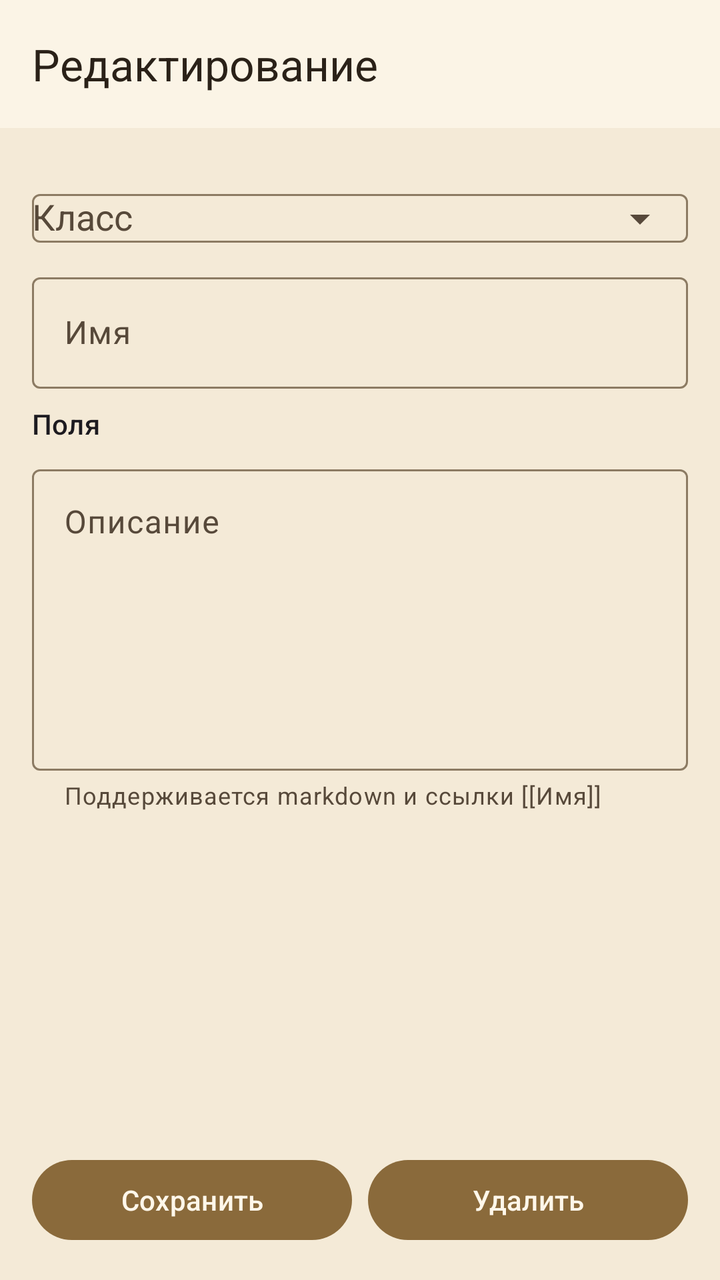
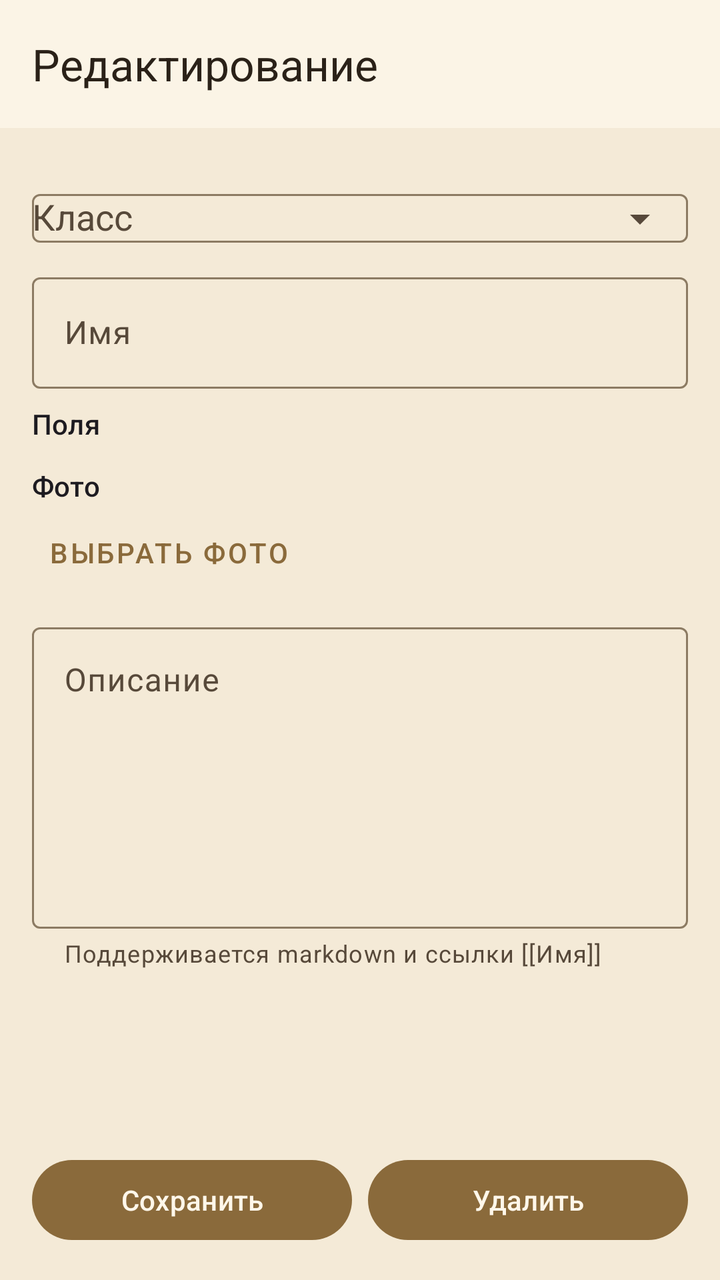

Two renders of the same Android screen: before a commit and after it. Below are the layout's source before the change and the commit's diff.
<!-- AndroidManifest.xml: application theme Theme.DnDMemory -->
<!-- res/layout/activity_entity_edit.xml -->
<?xml version="1.0" encoding="utf-8"?>
<LinearLayout xmlns:android="http://schemas.android.com/apk/res/android"
    xmlns:app="http://schemas.android.com/apk/res-auto"
    android:layout_width="match_parent"
    android:layout_height="match_parent"
    android:orientation="vertical">

    <com.google.android.material.appbar.MaterialToolbar
        style="@style/Widget.DnDMemory.Toolbar"
        android:id="@+id/entity_edit_toolbar"
        android:layout_width="match_parent"
        android:layout_height="?attr/actionBarSize"
        app:title="@string/entity_edit_title_edit" />

    <androidx.core.widget.NestedScrollView
        android:layout_width="match_parent"
        android:layout_height="0dp"
        android:layout_weight="1">

        <LinearLayout
            android:layout_width="match_parent"
            android:layout_height="wrap_content"
            android:orientation="vertical"
            android:padding="16dp">

            <com.google.android.material.textfield.TextInputLayout
                android:id="@+id/entity_edit_type_group"
                android:layout_width="match_parent"
                android:layout_height="wrap_content"
                android:hint="@string/entity_edit_type"
                app:endIconMode="dropdown_menu">

                <com.google.android.material.textfield.MaterialAutoCompleteTextView
                    android:id="@+id/entity_edit_type"
                    android:layout_width="match_parent"
                    android:layout_height="wrap_content"
                    android:inputType="none" />
            </com.google.android.material.textfield.TextInputLayout>

            <com.google.android.material.textfield.TextInputLayout
                android:layout_width="match_parent"
                android:layout_height="wrap_content"
                android:hint="@string/entity_edit_name">

                <com.google.android.material.textfield.TextInputEditText
                    android:id="@+id/entity_edit_name_input"
                    android:layout_width="match_parent"
                    android:layout_height="wrap_content"
                    android:inputType="textCapSentences"
                    android:maxLines="1" />
            </com.google.android.material.textfield.TextInputLayout>

            <TextView
                android:id="@+id/entity_edit_fields_title"
                android:layout_width="match_parent"
                android:layout_height="wrap_content"
                android:layout_marginTop="8dp"
                android:text="@string/entity_detail_fields"
                android:textAppearance="?attr/textAppearanceTitleSmall" />

            
            <com.google.android.material.textfield.TextInputLayout
                android:id="@+id/entity_edit_race_group"
                android:layout_width="match_parent"
                android:layout_height="wrap_content"
                android:hint="@string/attr_race"
                android:visibility="gone">

                <com.google.android.material.textfield.TextInputEditText
                    android:id="@+id/entity_edit_race_input"
                    android:layout_width="match_parent"
                    android:layout_height="wrap_content"
                    android:inputType="textCapSentences"
                    android:maxLines="1" />
            </com.google.android.material.textfield.TextInputLayout>

            
            <com.google.android.material.textfield.TextInputLayout
                android:id="@+id/entity_edit_klass_group"
                android:layout_width="match_parent"
                android:layout_height="wrap_content"
                android:hint="@string/attr_klass"
                android:visibility="gone">

                <com.google.android.material.textfield.TextInputEditText
                    android:id="@+id/entity_edit_klass_input"
                    android:layout_width="match_parent"
                    android:layout_height="wrap_content"
                    android:inputType="textCapSentences"
                    android:maxLines="1" />
            </com.google.android.material.textfield.TextInputLayout>

            <com.google.android.material.textfield.TextInputLayout
                android:id="@+id/entity_edit_player_group"
                android:layout_width="match_parent"
                android:layout_height="wrap_content"
                android:hint="@string/attr_player_name"
                android:visibility="gone"
                app:endIconMode="dropdown_menu">

                <com.google.android.material.textfield.MaterialAutoCompleteTextView
                    android:id="@+id/entity_edit_player"
                    android:layout_width="match_parent"
                    android:layout_height="wrap_content"
                    android:inputType="none" />
            </com.google.android.material.textfield.TextInputLayout>

            
            <com.google.android.material.textfield.TextInputLayout
                android:id="@+id/entity_edit_short_group"
                android:layout_width="match_parent"
                android:layout_height="wrap_content"
                android:hint="@string/attr_short_description"
                android:visibility="gone">

                <com.google.android.material.textfield.TextInputEditText
                    android:id="@+id/entity_edit_short_input"
                    android:layout_width="match_parent"
                    android:layout_height="wrap_content"
                    android:inputType="textCapSentences"
                    android:maxLines="2" />
            </com.google.android.material.textfield.TextInputLayout>

            
            <com.google.android.material.textfield.TextInputLayout
                android:id="@+id/entity_edit_owner_name_group"
                android:layout_width="match_parent"
                android:layout_height="wrap_content"
                android:hint="@string/entity_owner_name_hint"
                android:visibility="gone">

                <com.google.android.material.textfield.TextInputEditText
                    android:id="@+id/entity_edit_owner_name_input"
                    android:layout_width="match_parent"
                    android:layout_height="wrap_content"
                    android:inputType="textCapSentences"
                    android:maxLines="1" />
            </com.google.android.material.textfield.TextInputLayout>

            <com.google.android.material.textfield.TextInputLayout
                android:id="@+id/entity_edit_owner_link_group"
                android:layout_width="match_parent"
                android:layout_height="wrap_content"
                android:hint="@string/entity_owner_link_hint"
                android:visibility="gone"
                app:endIconMode="dropdown_menu">

                <com.google.android.material.textfield.MaterialAutoCompleteTextView
                    android:id="@+id/entity_edit_owner_link"
                    android:layout_width="match_parent"
                    android:layout_height="wrap_content"
                    android:inputType="none" />
            </com.google.android.material.textfield.TextInputLayout>

            
            <LinearLayout
                android:id="@+id/entity_edit_items_group"
                android:layout_width="match_parent"
                android:layout_height="wrap_content"
                android:orientation="vertical"
                android:visibility="gone">

                <TextView
                    android:layout_width="match_parent"
                    android:layout_height="wrap_content"
                    android:layout_marginTop="8dp"
                    android:text="@string/attr_items"
                    android:textAppearance="?attr/textAppearanceTitleSmall" />

                <LinearLayout
                    android:id="@+id/entity_edit_items"
                    android:layout_width="match_parent"
                    android:layout_height="wrap_content"
                    android:orientation="vertical" />

                <com.google.android.material.button.MaterialButton
                    android:id="@+id/entity_edit_add_item"
                    style="?attr/materialButtonOutlinedStyle"
                    android:layout_width="wrap_content"
                    android:layout_height="wrap_content"
                    android:text="@string/entity_item_add" />
            </LinearLayout>

            <com.google.android.material.textfield.TextInputLayout
                android:layout_width="match_parent"
                android:layout_height="wrap_content"
                android:layout_marginTop="8dp"
                android:hint="@string/entity_edit_description"
                app:helperText="@string/entity_edit_description_hint">

                <com.google.android.material.textfield.TextInputEditText
                    android:id="@+id/entity_edit_description_input"
                    android:layout_width="match_parent"
                    android:layout_height="wrap_content"
                    android:gravity="top"
                    android:inputType="textMultiLine"
                    android:minLines="6" />
            </com.google.android.material.textfield.TextInputLayout>
        </LinearLayout>
    </androidx.core.widget.NestedScrollView>

    <LinearLayout
        android:layout_width="match_parent"
        android:layout_height="wrap_content"
        android:orientation="horizontal"
        android:padding="16dp">

        <com.google.android.material.button.MaterialButton
            android:id="@+id/entity_edit_save"
            android:layout_width="0dp"
            android:layout_height="wrap_content"
            android:layout_weight="1"
            android:text="@string/action_save" />

        <com.google.android.material.button.MaterialButton
            android:id="@+id/entity_edit_delete"
            android:layout_width="0dp"
            android:layout_height="wrap_content"
            android:layout_weight="1"
            android:layout_marginStart="8dp"
            android:text="@string/action_delete" />
    </LinearLayout>

    <ProgressBar
        android:id="@+id/entity_edit_progress"
        android:layout_width="wrap_content"
        android:layout_height="wrap_content"
        android:layout_gravity="center_horizontal"
        android:visibility="gone" />
</LinearLayout>
<!-- resources referenced by this layout -->
<resources>
  <string name="action_delete">Удалить</string>
  <string name="action_save">Сохранить</string>
  <string name="attr_items">Предметы</string>
  <string name="attr_klass">Класс персонажа</string>
  <string name="attr_player_name">Игрок</string>
  <string name="attr_race">Раса</string>
  <string name="attr_short_description">Краткое описание</string>
  <string name="entity_detail_fields">Поля</string>
  <string name="entity_edit_description">Описание</string>
  <string name="entity_edit_description_hint">Поддерживается markdown и ссылки [[Имя]]</string>
  <string name="entity_edit_name">Имя</string>
  <string name="entity_edit_title_edit">Редактирование</string>
  <string name="entity_edit_type">Класс</string>
  <string name="entity_item_add">Добавить предмет</string>
  <string name="entity_owner_link_hint">Ссылка на героя или персонажа</string>
  <string name="entity_owner_name_hint">Владелец как написан в мире</string>
  <style name="Widget.DnDMemory.Toolbar" parent="Widget.Material3.Toolbar">
          <item name="android:background">?attr/colorSurface</item>
          <item name="titleTextColor">?attr/colorOnSurface</item>
      </style>
  <style name="Theme.DnDMemory" parent="Theme.Material3.DayNight.NoActionBar">
          <item name="colorPrimary">@color/colorPrimary</item>
          <item name="colorPrimaryDark">@color/colorPrimaryDark</item>
          <item name="colorOnPrimary">@color/colorOnPrimary</item>
          <item name="colorPrimaryContainer">@color/colorPrimaryContainer</item>
          <item name="colorOnPrimaryContainer">@color/colorOnPrimaryContainer</item>
          <item name="colorSecondary">@color/colorSecondary</item>
          <item name="colorOnSecondary">@color/colorOnSecondary</item>
          <item name="colorSurface">@color/colorSurface</item>
          <item name="colorOnSurface">@color/colorOnSurface</item>
          <item name="colorSurfaceVariant">@color/colorSurfaceVariant</item>
          <item name="colorOnSurfaceVariant">@color/colorOnSurfaceVariant</item>
          <item name="android:colorBackground">@color/colorBackground</item>
          <item name="colorOnBackground">@color/colorOnBackground</item>
          <item name="colorError">@color/colorError</item>
          <item name="colorOnError">@color/colorOnError</item>
          <item name="colorOutline">@color/colorOutline</item>
          <item name="android:statusBarColor">@color/colorPrimaryDark</item>
          <item name="android:navigationBarColor">@color/colorBackground</item>
          <item name="android:windowBackground">@color/colorBackground</item>
      </style>
  <color name="colorPrimary">#8A6A3B</color>
  <color name="colorPrimaryDark">#5E4525</color>
  <color name="colorOnPrimary">#FFF7EA</color>
  <color name="colorPrimaryContainer">#EBDCC2</color>
  <color name="colorOnPrimaryContainer">#3A2A14</color>
  <color name="colorSecondary">#B98B2E</color>
  <color name="colorOnSecondary">#FFF8EA</color>
  <color name="colorSurface">#FBF4E6</color>
  <color name="colorOnSurface">#2A2118</color>
  <color name="colorSurfaceVariant">#EEE0C6</color>
  <color name="colorOnSurfaceVariant">#57493A</color>
  <color name="colorBackground">#F4EAD7</color>
  <color name="colorOnBackground">#2A2118</color>
  <color name="colorError">#A3231C</color>
  <color name="colorOnError">#FFFFFF</color>
  <color name="colorOutline">#8C7B63</color>
</resources>

<!-- the commit's change to res/layout/activity_entity_edit.xml (unified diff, before → after) -->
@@ -181,7 +181,53 @@
                     android:text="@string/entity_item_add" />
             </LinearLayout>
 
-            <com.google.android.material.textfield.TextInputLayout
+                
+                <LinearLayout
+                    android:id="@+id/entity_edit_photo_group"
+                    android:layout_width="match_parent"
+                    android:layout_height="wrap_content"
+                    android:layout_marginTop="12dp"
+                    android:orientation="vertical">
+
+                    <TextView
+                        android:layout_width="match_parent"
+                        android:layout_height="wrap_content"
+                        android:text="@string/entity_photo"
+                        android:textAppearance="?attr/textAppearanceLabelLarge" />
+
+                    <ImageView
+                        android:id="@+id/entity_edit_photo"
+                        android:layout_width="match_parent"
+                        android:layout_height="180dp"
+                        android:layout_marginTop="8dp"
+                        android:background="@color/colorSurfaceVariant"
+                        android:contentDescription="@string/entity_photo"
+                        android:scaleType="centerCrop"
+                        android:visibility="gone" />
+
+                    <LinearLayout
+                        android:layout_width="match_parent"
+                        android:layout_height="wrap_content"
+                        android:orientation="horizontal">
+
+                        <com.google.android.material.button.MaterialButton
+                            android:id="@+id/entity_edit_photo_pick"
+                            style="@style/Widget.MaterialComponents.Button.TextButton"
+                            android:layout_width="wrap_content"
+                            android:layout_height="wrap_content"
+                            android:text="@string/entity_photo_pick" />
+
+                        <com.google.android.material.button.MaterialButton
+                            android:id="@+id/entity_edit_photo_clear"
+                            style="@style/Widget.MaterialComponents.Button.TextButton"
+                            android:layout_width="wrap_content"
+                            android:layout_height="wrap_content"
+                            android:text="@string/entity_photo_clear"
+                            android:visibility="gone" />
+                    </LinearLayout>
+                </LinearLayout>
+
+                <com.google.android.material.textfield.TextInputLayout
                 android:layout_width="match_parent"
                 android:layout_height="wrap_content"
                 android:layout_marginTop="8dp"
<!-- resource entries referenced after the edit -->
@@ -16,6 +16,9 @@
   <string name="entity_item_add">Добавить предмет</string>
   <string name="entity_owner_link_hint">Ссылка на героя или персонажа</string>
   <string name="entity_owner_name_hint">Владелец как написан в мире</string>
+  <string name="entity_photo">Фото</string>
+  <string name="entity_photo_clear">Убрать</string>
+  <string name="entity_photo_pick">Выбрать фото</string>
   <style name="Widget.DnDMemory.Toolbar" parent="Widget.Material3.Toolbar">
           <item name="android:background">?attr/colorSurface</item>
           <item name="titleTextColor">?attr/colorOnSurface</item>
